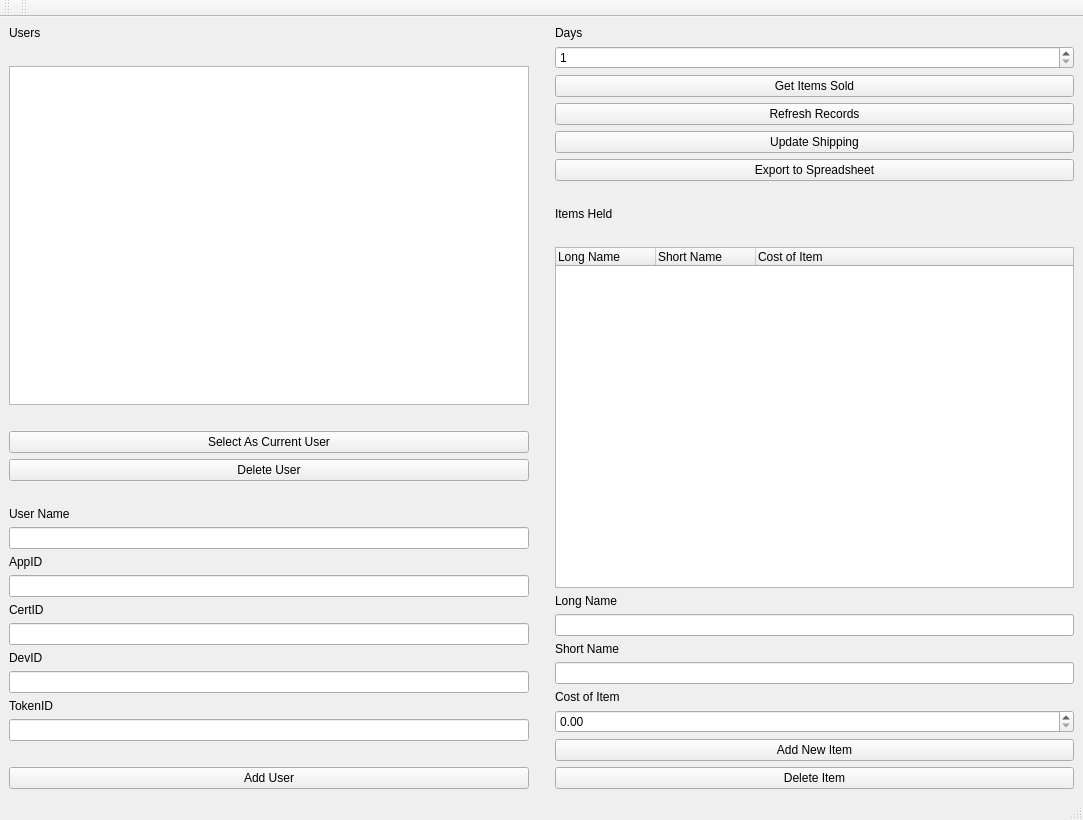
Before: the Qt Designer form design.ui in suhussai/ebayApp, drawn with Qt 5.
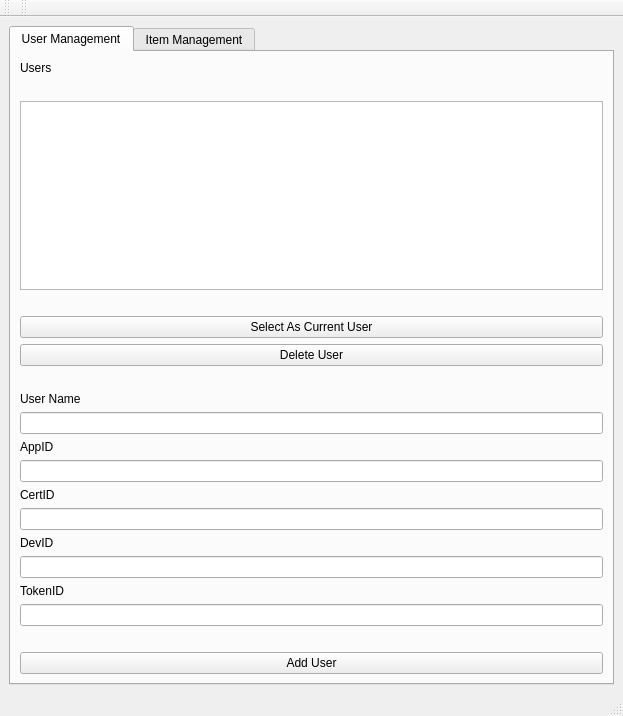
After: the same form once the commit is applied.

```diff
--- a/design.ui
+++ b/design.ui
@@ -6,8 +6,8 @@
    <rect>
     <x>0</x>
     <y>0</y>
-    <width>1083</width>
-    <height>820</height>
+    <width>623</width>
+    <height>716</height>
    </rect>
   </property>
   <property name="windowTitle">
@@ -16,6 +16,16 @@
   <widget class="QWidget" name="centralwidget">
    <layout class="QHBoxLayout" name="horizontalLayout">
     <item>
+     <widget class="QTabWidget" name="tabWidget">
+      <property name="currentIndex">
+       <number>0</number>
+      </property>
+      <widget class="QWidget" name="tab">
+       <attribute name="title">
+        <string>User Management</string>
+       </attribute>
+       <layout class="QHBoxLayout" name="horizontalLayout_2">
+        <item>
      <layout class="QVBoxLayout" name="verticalLayout">
       <item>
        <widget class="QLabel" name="label">
@@ -152,19 +162,13 @@
       </item>
      </layout>
     </item>
-    <item>
-     <spacer name="verticalSpacer">
-      <property name="orientation">
-       <enum>Qt::Vertical</enum>
-      </property>
-      <property name="sizeHint" stdset="0">
-       <size>
-        <width>20</width>
-        <height>40</height>
-       </size>
-      </property>
-     </spacer>
-    </item>
+       </layout>
+      </widget>
+      <widget class="QWidget" name="tab_2">
+       <attribute name="title">
+        <string>Item Management</string>
+       </attribute>
+       <layout class="QHBoxLayout" name="horizontalLayout_3">
     <item>
      <layout class="QVBoxLayout" name="verticalLayout_4">
       <property name="spacing">
@@ -333,6 +337,10 @@
     </item>
    </layout>
   </widget>
+     </widget>
+    </item>
+   </layout>
+  </widget>
   <widget class="QMenuBar" name="menubar">
    <property name="geometry">
     <rect>
```
Left out of the diff: 2 changed lines with no effect on the pictures. Lines whose indentation alone changed are shown as unchanged.
